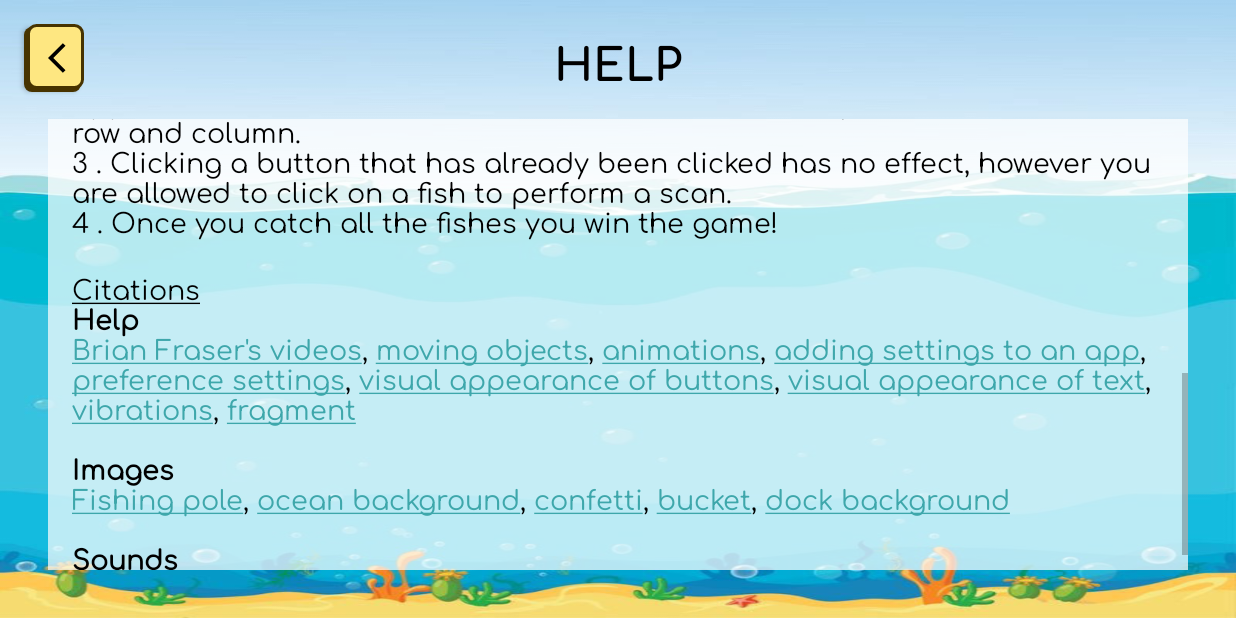
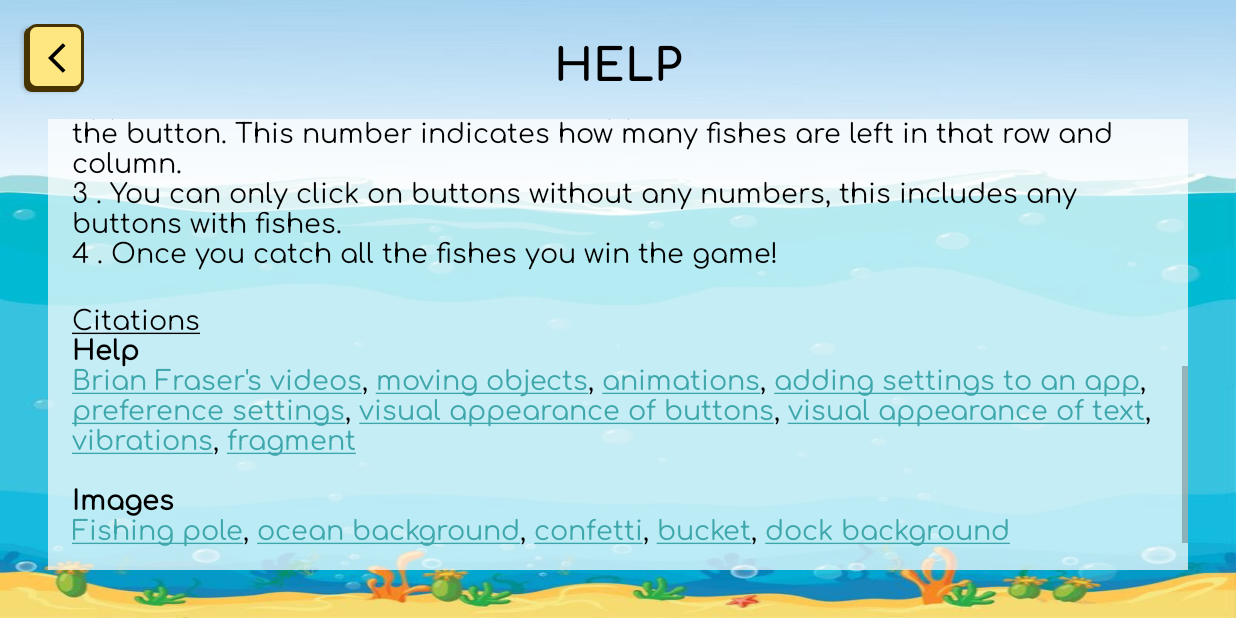
Before and after one commit to kaitlynnchan/ReelDeal, an Android app: the HelpActivity screen opened directly, with no data from a screen before it, scrolled down 420 dp, on a phone screen of 824 x 412 dp (held sideways). Run offline under Robolectric (Android 15) with nearby library versions, the phone set to English and light mode, and no system bars.

Commit message:
Minor changes to xml files.

```diff
--- a/app/src/main/res/layout/activity_help.xml
+++ b/app/src/main/res/layout/activity_help.xml
@@ -35,12 +35,10 @@
         android:layout_width="0dp"
         android:layout_height="0dp"
         android:layout_marginStart="32dp"
-        android:layout_marginLeft="32dp"
         android:layout_marginTop="16dp"
         android:layout_marginEnd="32dp"
-        android:layout_marginRight="32dp"
         android:layout_marginBottom="32dp"
-        android:background="#B5FFFFFF"
+        android:background="@color/colorWhiteTranslucent"
         app:layout_constraintBottom_toBottomOf="parent"
         app:layout_constraintEnd_toEndOf="parent"
         app:layout_constraintStart_toStartOf="parent"
--- a/app/src/main/res/layout/dialog_win.xml
+++ b/app/src/main/res/layout/dialog_win.xml
@@ -56,7 +56,7 @@
         android:layout_height="wrap_content"
         android:layout_marginStart="40dp"
         android:layout_marginEnd="40dp"
-        android:background="#B5FFFFFF"
+        android:background="@color/colorWhiteTranslucent"
         android:gravity="center"
         android:paddingLeft="8dp"
         android:paddingTop="8dp"
--- a/app/src/main/res/values/colors.xml
+++ b/app/src/main/res/values/colors.xml
@@ -8,4 +8,5 @@
     <color name="colorBlue">#3EA7AB</color>
     <color name="colorDarkBlue">#00476e</color>
     <color name="colorOrange">#FFf8a43a</color>
+    <color name="colorWhiteTranslucent">#B5FFFFFF</color>
 </resources>
--- a/app/src/main/res/values/strings.xml
+++ b/app/src/main/res/values/strings.xml
@@ -4,41 +4,48 @@
     <string name="next">Next</string>
     <string name="previous">Previous</string>
 
+    <string name="title_activity_welcome">WelcomeScreen</string>
+    <string name="title_activity_main">MainActivity</string>
     <string name="title_activity_game">GameActivity</string>
     <string name="title_activity_options">OptionsActivity</string>
-    <string name="title_activity_welcome">WelcomeScreen</string>
-    <string name="title_activity_main">MainActivity</string>
     <string name="title_activity_help">HelpActivity</string>
     <string name="title_activity_settings">SettingsActivity</string>
+
     <string name="welcome_skip">SKIP</string>
     <string name="welcome_title">REEL\n\t\t\t\tDEAL\u0020\u0020</string>
     <string name="welcome_authors">by Kaitlynn Chan\n\t\t\t\tand Sunayani Sarkar</string>
+    <string name="beta">BETA</string>
+    <string name="fishing_pole">fishing pole</string>
+
     <string name="play">NEW GAME</string>
     <string name="reel_deal">REEL DEAL\u0020\u0020</string>
-    <string name="help">HELP</string>
     <string name="scans_used">Scans Used:</string>
     <string name="scans_count">0</string>
     <string name="found">Found:</string>
     <string name="found_count">0</string>
     <string name="high_score">High Score:\u0020\u0020</string>
     <string name="games_started">Games Started:\u0020\u0020</string>
+    <string name="total_fishes">Total Fishes:\u0020\u0020</string>
+    <string name="back">back</string>
+    <string name="fish">fish</string>
+
+    <string name="help">HELP</string>
     <string name="about_authors_content"><u>About Authors</u>
         \nCreators of Reel Deal: Kaitlynn Chan and Sunayani Sarkar
         \nBrought to you by: <a href="https://opencoursehub.cs.sfu.ca/bfraser/grav-cms/cmpt276/home">CMPT276 - SUMMER 2020</a></string>
     <string name="how_to_play_content"><u>How to play</u>
         \n<b>Objective</b>
         \nCatch all the fish with performing the least amount of sonar scans.
-        \n\n<b>Changing Settings</b>
-        \nTo change settings go into OPTIONS, from there you can select the game size and number
-        of fishes you must fish. You can also reset the high score for any of the game configurations
-        and reset the number of times the game has been started.
+        \n\n<b>Changing Game Options</b>
+        \nTo change game options go into OPTIONS, from there you can select the game size and number of fishes you must fish.
+        You can also reset the high score for any of the game configurations and reset the number of times the game has been started.
         \n\n<b>Playing the game</b>
-        \n1 . To play the game click PLAY on the main menu, then it will take you to the game board.
-        \n2 . To catch the fishes click on the buttons. If you find a fish an image of a fish will appear,
-        otherwise a sonar scan will be performed and a number will appear on the button. This number
-        indicates how many fishes are left in that row and column.
-        \n3 . Clicking a button that has already been clicked has no effect,
-        however you are allowed to click on a fish to perform a scan.
+        \n1 . To play the game click NEW GAME on the main menu, then it will take you to the game board.
+        You can also click RESUME GAME if there is already a game in progress.
+        \n2 . To fish click on the blue buttons. If you find a fish an image of a fish will appear,
+        otherwise a sonar scan will happen and a number will be shown on the button.
+        This number indicates how many fishes are left in that row and column.
+        \n3 . You can only click on buttons without any numbers, this includes any buttons with fishes.
         \n4 . Once you catch all the fishes you win the game!
     </string>
     <string name="citations_content"><u>Citations</u>
@@ -61,28 +68,27 @@
         \n\n<b>Sounds</b>
         \n<a href="https://www.youtube.com/watch?v=ZzbGjJwJe80">Sonar sounds</a>
     </string>
-    <string name="beta">BETA</string>
+
+    <string name="options">OPTIONS</string>
     <string name="num_fishes_options">Number of Fishes:</string>
-    <string name="options">OPTIONS</string>
     <string name="game_size_options">Game Size:</string>
     <string name="rows_and">\u0020rows &amp;\u0020</string>
     <string name="columns">\u0020columns</string>
     <string name="fishes">\u0020fishes</string>
-    <string name="total_fishes">Total Fishes:\u0020\u0020</string>
     <string name="no_answer">N/A</string>
     <string name="reset">RESET</string>
+
     <string name="pause">PAUSE</string>
     <string name="resume">Resume Game</string>
     <string name="stop">stop</string>
-    <string name="back">back</string>
-    <string name="fish">fish</string>
+
     <string name="win_title">You Win!!</string>
     <string name="score">Your Score:</string>
     <string name="congrats_message">Congratulations on winning the game!\nClick the OK button to go back to the main menu\n\n</string>
     <string name="best">BEST!!</string>
     <string name="confetti">confetti</string>
     <string name="bucket_of_fishes">bucket of fishes</string>
-    <string name="fishing_pole">fishing pole</string>
+
     <string name="settings">SETTINGS</string>
     <string name="sound_effects">Sound Effects:</string>
     <string name="toggle_button">toggle button</string>
```
